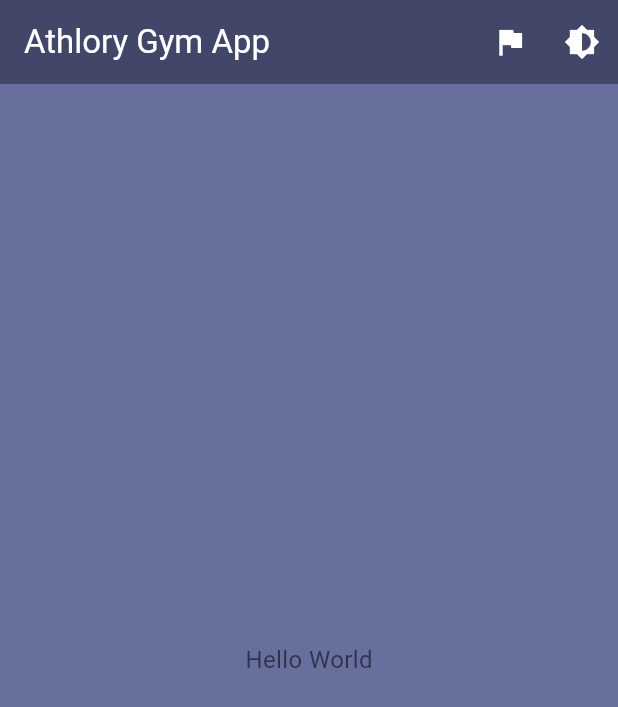
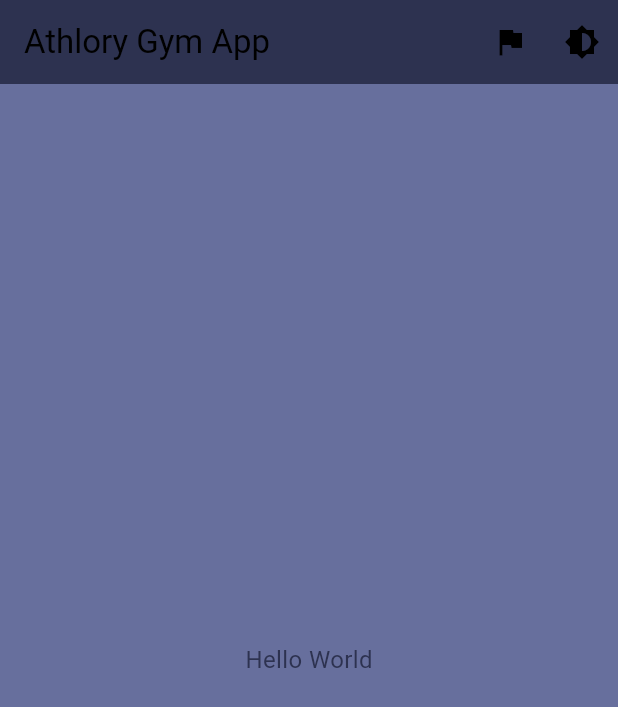
Before and after one commit to athloryapp/athlorygymapp2, a Flutter app: the screen it shows after launch, on a phone screen of 412 x 824 dp. Shown: the top 707 px of the screen. Run offline on Flutter 3.47's test engine with Material 3 defaults, Android fonts, the light colour scheme and no system bars.

Commit message:
Zwischenspeicherung: Updates zu Themes, Farben und Textstilen

```diff
--- a/lib/app_themes.dart
+++ b/lib/app_themes.dart
@@ -1,37 +1,45 @@
 import 'package:flutter/material.dart';
-import 'app_colors.dart';
+import 'app_colors.dart'; // Importiere die Farben
+import 'app_text_styles.dart'; // Importiere die Textstile
 
 class AppThemes {
-  // Apple-konformes Light Mode Farbschema
+  // Light Theme
   static final ThemeData lightTheme = ThemeData(
-    colorScheme: const ColorScheme.light(
-      primary: AppColors.lightPrimary, // Hauptfarbe
-      background: AppColors.lightBackground, // Hintergrundfarbe
-      surface: AppColors.lightSurface, // Oberfläche
-      onPrimary: AppColors.lightTextSecondary, // Textfarbe auf Primär
-      onBackground: AppColors.lightTextPrimary, // Textfarbe auf Hintergrund
+    colorScheme: ColorScheme.light(
+      primary: AppColors.lightPrimary,
+      background: AppColors.lightBackground,
+      surface: AppColors.lightSurface,
+      onPrimary: AppColors.lightTextPrimary,
     ),
     scaffoldBackgroundColor: AppColors.scaffoldBackground,
-    appBarTheme: const AppBarTheme(
-      backgroundColor: AppColors.lightPrimary,
-      foregroundColor: AppColors.lightTextSecondary, // Weißer Text
-    ),
-    textTheme: const TextTheme(
-      bodyLarge: TextStyle(color: AppColors.lightTextPrimary, fontSize: 18),
-      bodyMedium: TextStyle(color: AppColors.lightTextPrimary, fontSize: 16),
+    textTheme: TextTheme(
+      bodyLarge: AppTextStyles.bodyLarge,
+      bodyMedium: AppTextStyles.bodyMedium,
+      bodySmall: AppTextStyles.bodySmall,
+      headlineLarge: AppTextStyles.headlineLarge,
+      headlineMedium: AppTextStyles.headlineMedium,
+      headlineSmall: AppTextStyles.headlineSmall,
     ),
     useMaterial3: true,
   );
 
-  // Dunkles Design bleibt unberührt
-  static final ThemeData darkGreyTheme = ThemeData(
-    colorScheme: const ColorScheme.dark(
-      primary: Color(0xFF253745),
-      background: Color(0xFF11212D),
-      surface: Color(0xFF4A5C6A),
-      onPrimary: Color(0xFFCCD0CF),
+  // Dark Theme
+  static final ThemeData darkTheme = ThemeData(
+    colorScheme: ColorScheme.dark(
+      primary: AppColors.darkPrimary,
+      background: AppColors.darkBackground,
+      surface: AppColors.darkSurface,
+      onPrimary: AppColors.darkTextPrimary,
     ),
-    scaffoldBackgroundColor: const Color(0xFF06141B),
+    scaffoldBackgroundColor: AppColors.darkScaffoldBackground,
+    textTheme: TextTheme(
+      bodyLarge: AppTextStyles.darkBodyLarge,
+      bodyMedium: AppTextStyles.darkBodyMedium,
+      bodySmall: AppTextStyles.darkBodySmall,
+      headlineLarge: AppTextStyles.darkHeadlineLarge,
+      headlineMedium: AppTextStyles.darkHeadlineMedium,
+      headlineSmall: AppTextStyles.darkHeadlineSmall,
+    ),
     useMaterial3: true,
   );
 }
--- a/lib/locale_provider.dart
+++ b/lib/locale_provider.dart
@@ -1,7 +1,7 @@
 import 'package:flutter/material.dart';
 
 class LocaleProvider extends ChangeNotifier {
-  Locale _currentLocale = const Locale('en');
+  Locale _currentLocale = const Locale('en');  // Standard Sprache ist Englisch
 
   Locale get currentLocale => _currentLocale;
 
--- a/lib/theme_provider.dart
+++ b/lib/theme_provider.dart
@@ -1,16 +1,17 @@
 import 'package:flutter/material.dart';
-import 'app_themes.dart';
+import 'app_themes.dart';  // Hier werden die verschiedenen Themes importiert
 
 class ThemeProvider extends ChangeNotifier {
-  ThemeData _currentTheme = AppThemes.lightTheme;
+  ThemeData _currentTheme = AppThemes.lightTheme; // Standard-Theme
 
   ThemeData get currentTheme => _currentTheme;
 
   void toggleTheme() {
+    // Wechsel zwischen den Themes
     if (_currentTheme == AppThemes.lightTheme) {
-      _currentTheme = AppThemes.darkGreyTheme; // Wechsel zum zweiten Theme
+      _currentTheme = AppThemes.darkTheme;  // Wechsel zu einem dunklen Theme
     } else {
-      _currentTheme = AppThemes.lightTheme; // Wechsel zurück zum ersten Theme
+      _currentTheme = AppThemes.lightTheme;  // Zurück zum hellen Theme
     }
     notifyListeners();
   }
```
Also changed, not shown: lib/app_colors.dart (+16 -5 lines), lib/app_text_styles.dart (added, +78 -0 lines).
